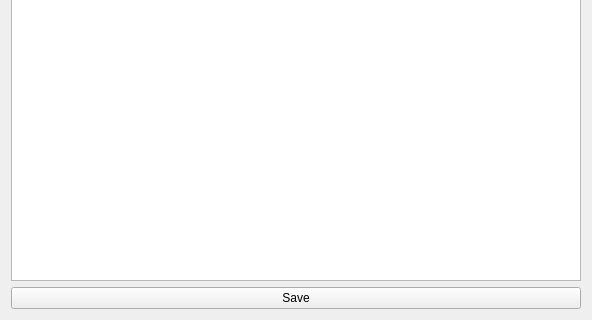
Qt form src/gui/PreferencesEditor.ui (TeleMidia/nclcomposer) before a commit; both pictures show x 0 to 592 and y 154 to 474 of the 592 by 474 pixel window.
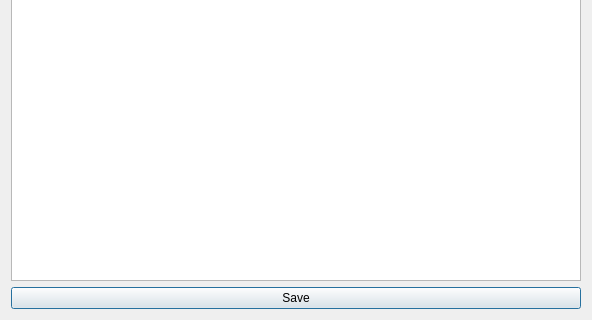
The same form after that commit.

Commit message: src/gui: Change parent of PreferencesEditor to QDialog

```diff
--- a/src/gui/PreferencesEditor.ui
+++ b/src/gui/PreferencesEditor.ui
@@ -1,7 +1,7 @@
 <?xml version="1.0" encoding="UTF-8"?>
 <ui version="4.0">
  <class>PreferencesEditor</class>
- <widget class="QWidget" name="PreferencesEditor">
+ <widget class="QDialog" name="PreferencesEditor">
   <property name="geometry">
    <rect>
     <x>0</x>
```
The commit also changes 2 other files.
